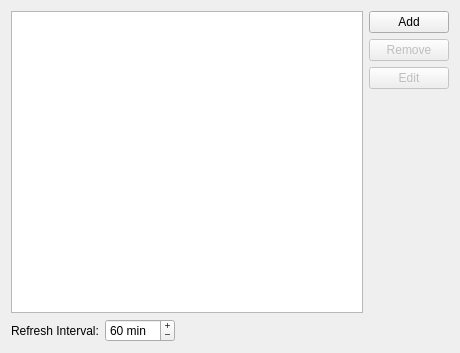
Before: the Qt Designer form src/plugins/quickopen/settingspage.ui in qt-creator/qt-creator, drawn with Qt 5.
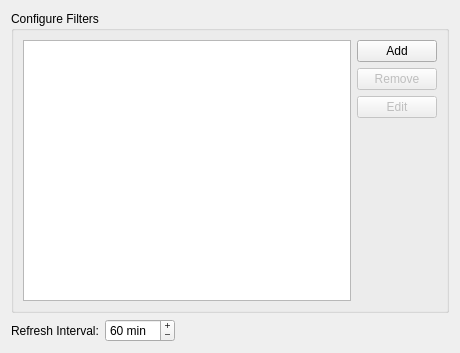
After: the same form once the commit is applied.

Commit message: Polishing Settings Ui: Putting Locator filter settings into a GroupBox

The edit to the form file:
```diff
--- a/src/plugins/quickopen/settingspage.ui
+++ b/src/plugins/quickopen/settingspage.ui
@@ -13,7 +13,13 @@
   <property name="windowTitle">
    <string>Configure Filters</string>
   </property>
-  <layout class="QGridLayout">
+  <layout class="QVBoxLayout" name="verticalLayout">
+   <item>
+    <widget class="QGroupBox" name="groupBox">
+     <property name="title">
+      <string>Configure Filters</string>
+     </property>
+     <layout class="QGridLayout" name="gridLayout">
    <item row="0" column="0">
     <widget class="QListWidget" name="filterList">
      <property name="font">
@@ -65,7 +71,10 @@
      </item>
     </layout>
    </item>
-   <item row="1" column="0" colspan="2">
+     </layout>
+    </widget>
+   </item>
+   <item>
     <layout class="QHBoxLayout">
      <item>
       <widget class="QLabel" name="label">
```
Lines whose indentation alone changed are shown as unchanged.
